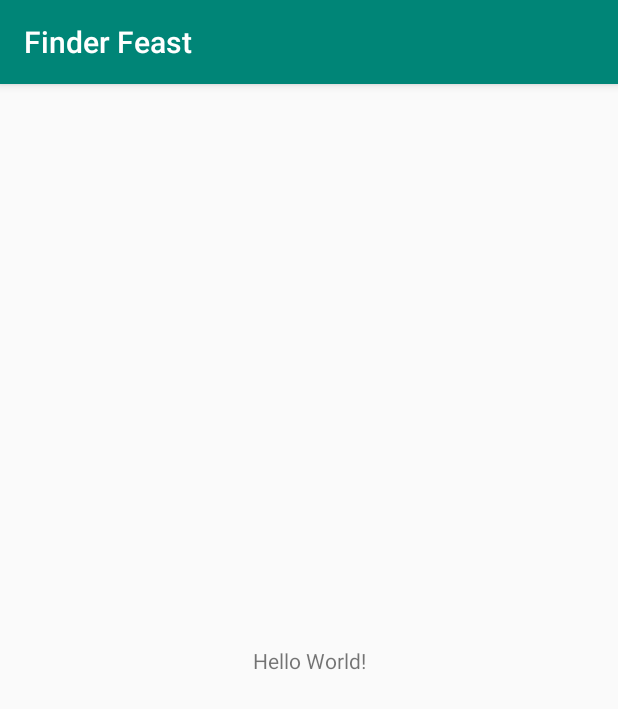
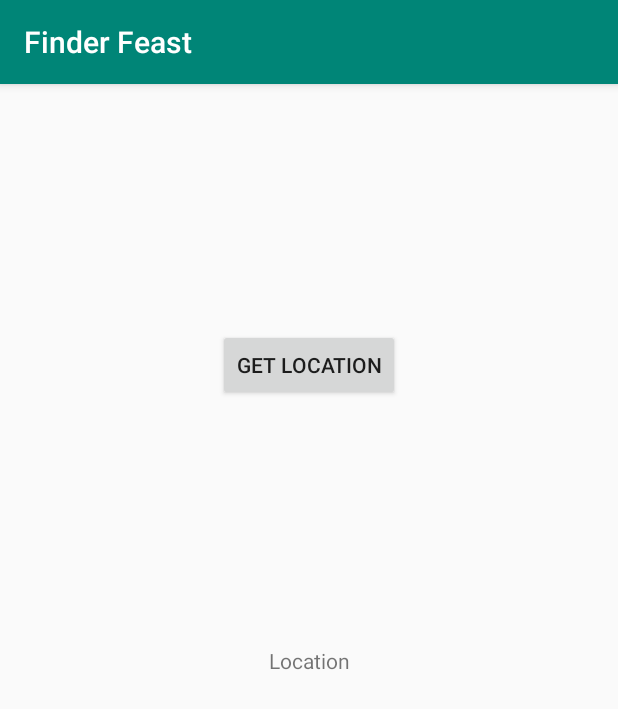
Before and after one commit to searjasub/PRO200-FinderFeast, an Android app: the screen it shows after launch (MainActivity), on a phone screen of 412 x 824 dp. Shown: the top 709 px of the screen. Run offline under Robolectric (Android 15) with nearby library versions, the phone set to English and light mode, and no system bars.

Commit message:
Added location. Started with connecting to API.

```diff
--- a/app/build.gradle
+++ b/app/build.gradle
@@ -26,4 +26,6 @@ dependencies {
     testImplementation 'junit:junit:4.12'
     androidTestImplementation 'androidx.test.ext:junit:1.1.0'
     androidTestImplementation 'androidx.test.espresso:espresso-core:3.1.1'
+    implementation 'com.google.android.gms:play-services:12.0.1'
+    implementation 'com.loopj.android:android-async-http:1.4.9'
 }
--- a/app/src/main/AndroidManifest.xml
+++ b/app/src/main/AndroidManifest.xml
@@ -1,6 +1,9 @@
 <?xml version="1.0" encoding="utf-8"?>
 <manifest xmlns:android="http://schemas.android.com/apk/res/android"
     package="team7.finderfeast">
+
+    <uses-permission android:name="android.permission.ACCESS_FINE_LOCATION"></uses-permission>
+    <uses-permission android:name="android.permission.INTERNET" />
 
     <application
         android:allowBackup="true"
--- a/app/src/main/java/team7/finderfeast/MainActivity.java
+++ b/app/src/main/java/team7/finderfeast/MainActivity.java
@@ -1,14 +1,56 @@
 package team7.finderfeast;
 
 import androidx.appcompat.app.AppCompatActivity;
+import androidx.core.app.ActivityCompat;
 
+import android.Manifest;
+import android.content.pm.PackageManager;
+import android.location.Location;
 import android.os.Bundle;
+import android.view.View;
+import android.widget.Button;
+import android.widget.TextView;
+
+import com.google.android.gms.location.FusedLocationProviderClient;
+import com.google.android.gms.location.LocationServices;
+import com.google.android.gms.tasks.OnSuccessListener;
+
+import static android.Manifest.permission.ACCESS_FINE_LOCATION;
 
 public class MainActivity extends AppCompatActivity {
+
+    private FusedLocationProviderClient client;
 
     @Override
     protected void onCreate(Bundle savedInstanceState) {
         super.onCreate(savedInstanceState);
         setContentView(R.layout.activity_main);
+
+        requestPermission();
+        client = LocationServices.getFusedLocationProviderClient(this);
+
+        Button button = findViewById(R.id.getLocation);
+        button.setOnClickListener(new View.OnClickListener() {
+            @Override
+            public void onClick(View view) {
+                if(ActivityCompat.checkSelfPermission(MainActivity.this, ACCESS_FINE_LOCATION) != PackageManager.PERMISSION_GRANTED) {
+                    return;
+                }
+
+                client.getLastLocation().addOnSuccessListener(MainActivity.this, new OnSuccessListener<Location>() {
+                    @Override
+                    public void onSuccess(Location location) {
+                        if(location!= null) {
+                            TextView textView = findViewById(R.id.location);
+                            textView.setText("Latitude: " + location.getLatitude() + " \nLongitude:" + location.getLongitude());
+                        }
+                    }
+                });
+            }
+        });
+    }
+
+    private void requestPermission() {
+        ActivityCompat.requestPermissions(this, new String[]{ACCESS_FINE_LOCATION}, 1);
     }
 }
--- a/app/src/main/res/layout/activity_main.xml
+++ b/app/src/main/res/layout/activity_main.xml
@@ -7,12 +7,23 @@
     tools:context=".MainActivity">
 
     <TextView
+        android:id="@+id/location"
         android:layout_width="wrap_content"
         android:layout_height="wrap_content"
-        android:text="Hello World!"
+        android:text="Location"
         app:layout_constraintBottom_toBottomOf="parent"
         app:layout_constraintLeft_toLeftOf="parent"
         app:layout_constraintRight_toRightOf="parent"
         app:layout_constraintTop_toTopOf="parent" />
 
+    <Button
+        android:id="@+id/getLocation"
+        android:layout_width="wrap_content"
+        android:layout_height="wrap_content"
+        android:text="get Location"
+        app:layout_constraintBottom_toTopOf="@+id/location"
+        app:layout_constraintEnd_toEndOf="parent"
+        app:layout_constraintStart_toStartOf="parent"
+        app:layout_constraintTop_toTopOf="parent" />
+
 </androidx.constraintlayout.widget.ConstraintLayout>
```
Also changed, not shown: app/src/main/java/team7/finderfeast/RestaurantConnection.java (added, +8 -0 lines).
